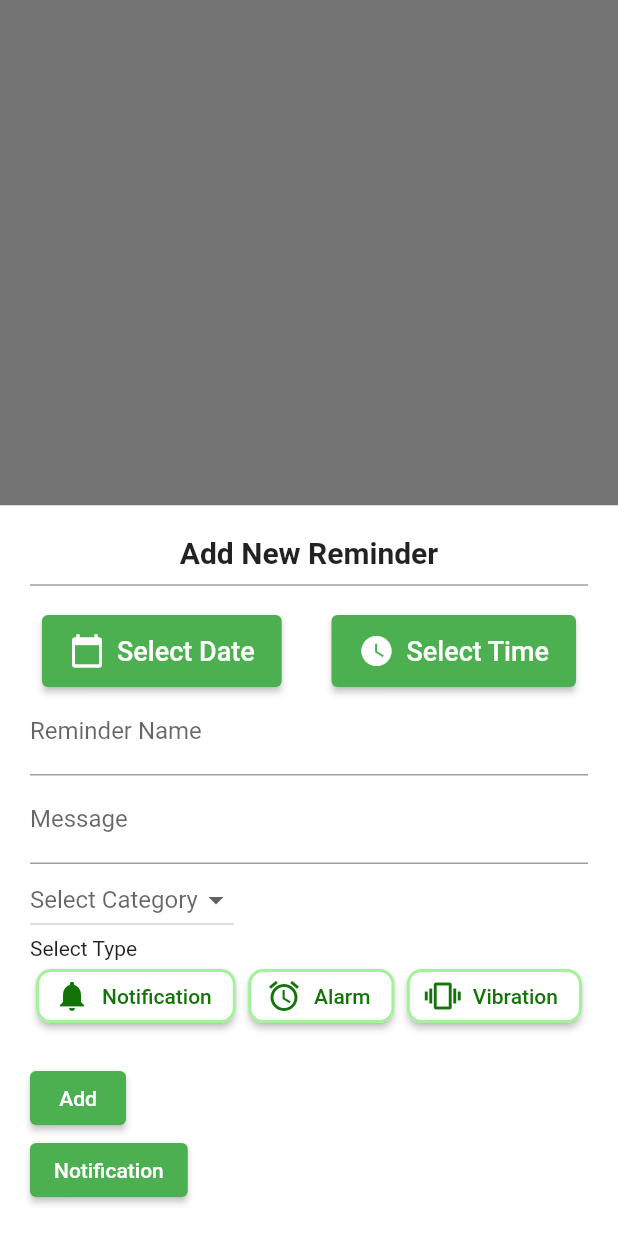
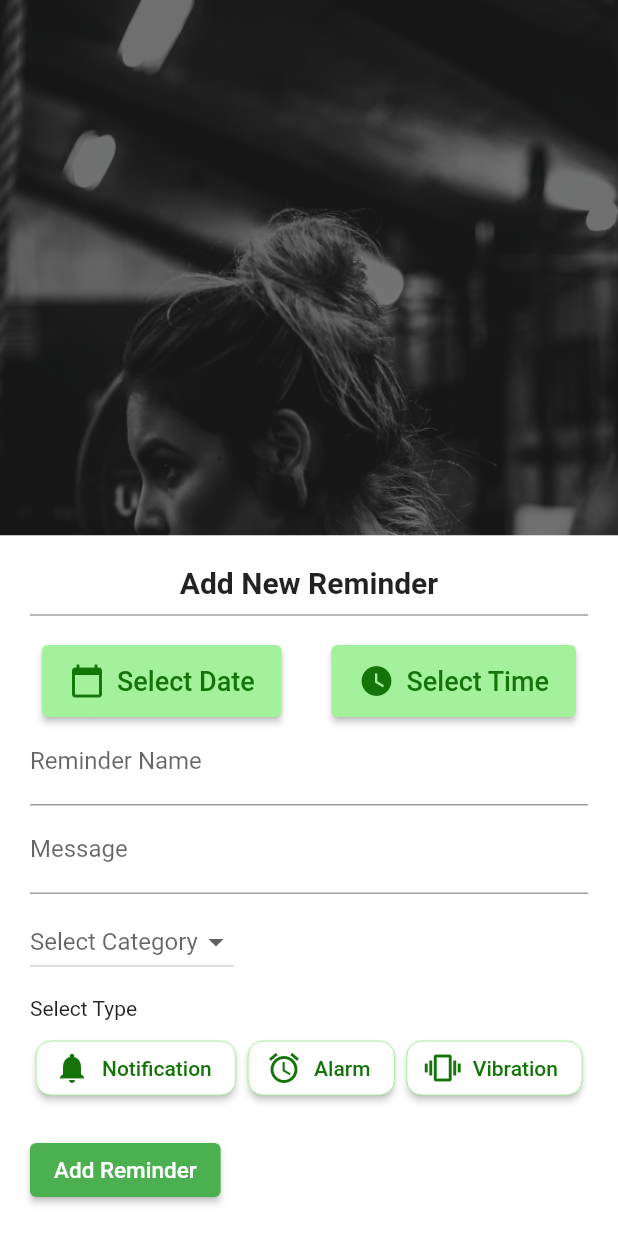
Before and after one commit to IT20131456/FitnessMate, a Flutter app: the ReminderDashboard screen opened directly, after a tap on the "add" icon, on a phone screen of 412 x 824 dp. Run offline on Flutter 3.47's test engine with Material 2 defaults, Android fonts, the phone set to English and light mode, and no system bars; our stand-ins replace cloud_firestore, date_time_picker, firebase_auth, firebase_core, flutter_local_notifications, fluttertoast and 3 more; missing offline and left inert: dart:ffi; accounts and stored records are empty.

Commit message:
Update Reminder Dashboard

```diff
--- a/lib/screens/fitness_reminder/add_reminder.dart
+++ b/lib/screens/fitness_reminder/add_reminder.dart
@@ -4,6 +4,7 @@ import 'package:fitness_mate/services/reminder_service.dart';
 import 'package:flutter/material.dart';
 import 'package:flutter/src/widgets/framework.dart';
 import 'package:flutter/src/widgets/placeholder.dart';
+import 'package:intl/intl.dart';
 
 class AddReminder extends StatefulWidget {
   const AddReminder({Key? key}) : super(key: key);
@@ -20,6 +21,10 @@ class _AddReminderState extends State<AddReminder> {
   final TextEditingController _reminderMessageController =
       TextEditingController();
 
+  late String selectedDate =
+      DateFormat('yyyy-MM-dd').format(_reminderDayController);
+  late String selectedTime =
+      '${_reminderTimeController.hour.toString().padLeft(2, '0')}:${_reminderTimeController.minute.toString().padLeft(2, '0')}';
   // Reminder Types
   bool notification = false;
   bool alarm = false;
@@ -98,15 +103,24 @@ class _AddReminderState extends State<AddReminder> {
                     padding: const EdgeInsets.only(left: 8.0, top: 10.0),
                     child: ElevatedButton.icon(
                       onPressed: () => _selectDate(context),
-                      icon: const Icon(Icons.calendar_today),
+                      icon: const Icon(
+                        Icons.calendar_today,
+                        color: Color.fromARGB(255, 20, 116, 9),
+                      ),
                       label: const Text(
                         'Select Date',
-                        style: TextStyle(fontSize: 18),
+                        style: TextStyle(
+                          fontSize: 18,
+                          color: Color.fromARGB(255, 20, 116, 9),
+                        ),
                       ),
                       style: ButtonStyle(
                         padding: MaterialStateProperty.all<EdgeInsetsGeometry>(
                           const EdgeInsets.symmetric(
                               vertical: 12.0, horizontal: 18.0),
+                        ),
+                        backgroundColor: MaterialStateProperty.all<Color>(
+                          const Color.fromARGB(255, 163, 241, 154),
                         ),
                       ),
                     ),
@@ -116,15 +130,24 @@ class _AddReminderState extends State<AddReminder> {
                     padding: const EdgeInsets.only(right: 8.0, top: 10.0),
                     child: ElevatedButton.icon(
                       onPressed: () => _selectTime(context),
-                      icon: const Icon(Icons.watch_later),
+                      icon: const Icon(
+                        Icons.watch_later,
+                        color: Color.fromARGB(255, 20, 116, 9),
+                      ),
                       label: const Text(
                         'Select Time',
-                        style: TextStyle(fontSize: 18),
+                        style: TextStyle(
+                          fontSize: 18,
+                          color: Color.fromARGB(255, 20, 116, 9),
+                        ),
                       ),
                       style: ButtonStyle(
                         padding: MaterialStateProperty.all<EdgeInsetsGeometry>(
                           const EdgeInsets.symmetric(
                               vertical: 12.0, horizontal: 18.0),
+                        ),
+                        backgroundColor: MaterialStateProperty.all<Color>(
+                          const Color.fromARGB(255, 163, 241, 154),
                         ),
                       ),
                     ),
@@ -147,7 +170,9 @@ class _AddReminderState extends State<AddReminder> {
                 },
                 value: selectedOption,
               ),
-              const Text("Select Type"),
+              Container(
+                  margin: const EdgeInsets.only(top: 2.0, bottom: 8.0),
+                  child: const Text("Select Type")),
               Padding(
                 padding: const EdgeInsets.only(left: 4.0, right: 4.0),
                 child: Row(
@@ -183,7 +208,7 @@ class _AddReminderState extends State<AddReminder> {
                           side: MaterialStateProperty.all<BorderSide>(
                             const BorderSide(
                                 color: Color.fromARGB(255, 163, 241, 154),
-                                width: 2),
+                                width: 0),
                           ),
                           shape:
                               MaterialStateProperty.all<RoundedRectangleBorder>(
@@ -226,7 +251,7 @@ class _AddReminderState extends State<AddReminder> {
                           side: MaterialStateProperty.all<BorderSide>(
                             const BorderSide(
                                 color: Color.fromARGB(255, 163, 241, 154),
-                                width: 2),
+                                width: 0),
                           ),
                           shape:
                               MaterialStateProperty.all<RoundedRectangleBorder>(
@@ -269,7 +294,7 @@ class _AddReminderState extends State<AddReminder> {
                           side: MaterialStateProperty.all<BorderSide>(
                             const BorderSide(
                                 color: Color.fromARGB(255, 163, 241, 154),
-                                width: 2),
+                                width: 0),
                           ),
                           shape:
                               MaterialStateProperty.all<RoundedRectangleBorder>(
@@ -287,23 +312,13 @@ class _AddReminderState extends State<AddReminder> {
                 height: 20,
               ),
               ElevatedButton(
-                child: const Text('Add'),
+                child: const Text(
+                  'Add Reminder',
+                  style: TextStyle(fontSize: 15),
+                ),
                 onPressed: () async {
-                  final String name = _reminderNameController.text;
-                  final type = _reminderTypeController;
-                  final String message = _reminderMessageController.text;
-                  await ReminderRepository().addReminder(name, type, message);
+                  //Add Notification
 
-                  _reminderNameController.text = '';
-                  _reminderMessageController.text = '';
-                  Navigator.of(context).pop();
-                },
-              ),
-              ElevatedButton(
-                  onPressed: () async {
-                    // NotificationService().showNotification(
-                    //     title: "Sample Title",
-                    //     body: _reminderDayController.toString());
                   DateTime schTime = DateTime(
                       _reminderDayController.year,
                       _reminderDayController.month,
@@ -311,10 +326,26 @@ class _AddReminderState extends State<AddReminder> {
                       _reminderTimeController.hour,
                       _reminderTimeController.minute);
                   NotificationService().scheduleNotification(
-                        title: 'New Title',
+                      title: 'FitnessMate Reminder',
+                      body: _reminderNameController.text,
                       scheduledNotificationDateTime: schTime);
+                  //Add Reminder
+                  final String name = _reminderNameController.text;
+                  final type = _reminderTypeController;
+                  final String message = _reminderMessageController.text;
+                  final String date =
+                      DateFormat('yyyy-MM-dd').format(_reminderDayController);
+                  // final String date = _reminderDayController;
+                  final String time =
+                      '${_reminderTimeController.hour.toString().padLeft(2, '0')}:${_reminderTimeController.minute.toString().padLeft(2, '0')}';
+                  await ReminderRepository()
+                      .addReminder(name, type, message, date, time);
+
+                  _reminderNameController.text = '';
+                  _reminderMessageController.text = '';
+                  Navigator.of(context).pop();
                 },
-                  child: Text("Notification"))
+              ),
             ],
           ),
         ),
@@ -337,7 +368,9 @@ class CustomDropdownButton extends StatelessWidget {
 
   @override
   Widget build(BuildContext context) {
-    return DropdownButton<String>(
+    return Container(
+      margin: const EdgeInsets.only(top: 8.0, bottom: 10.0),
+      child: DropdownButton<String>(
         value: value,
         hint: const Text('Select Category'),
         onChanged: onChanged,
@@ -347,6 +380,7 @@ class CustomDropdownButton extends StatelessWidget {
             child: Text(value),
           );
         }).toList(),
+      ),
     );
   }
 }
--- a/lib/services/notification_service.dart
+++ b/lib/services/notification_service.dart
@@ -8,7 +8,7 @@ class NotificationService {
 
   Future<void> initNotification() async {
     AndroidInitializationSettings initializationSettingsAndroid =
-        const AndroidInitializationSettings('flutter_logo');
+        const AndroidInitializationSettings('ic_launcher_foreground');
 
     var initializationSettingsIOS = DarwinInitializationSettings(
         requestAlertPermission: true,
--- a/lib/services/reminder_service.dart
+++ b/lib/services/reminder_service.dart
@@ -9,11 +9,14 @@ class ReminderRepository {
     return _reminder;
   }
 
-  Future addReminder(String name, String type, String message) async {
+  Future addReminder(String name, String type, String message, String date,
+      String time) async {
     return await _reminder.add({
       "reminderName": name,
       "type": type,
       "message": message,
+      "date": date,
+      "time": time,
     });
   }
 
```
Also changed, not shown: lib/screens/fitness_reminder/reminder_dashboard.dart (+53 -33 lines), 1 other file. Lines whose indentation alone changed are shown as unchanged.
